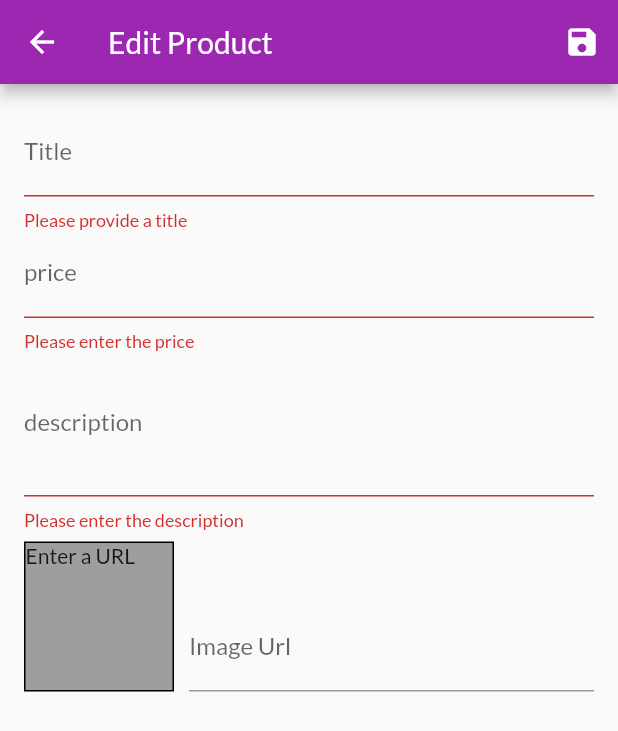
After one commit to lamissmessaoudi/MyShop-App, a Flutter app: the EditProductScreen screen opened by its route, after a tap on the "save" icon, on a phone screen of 412 x 824 dp. The commit adds this screen. Shown: the top 731 px of the screen. Run offline on Flutter 3.47's test engine with Material 2 defaults, Android fonts, the phone set to English and light mode, and no system bars; network calls fail.

Commit message:
Managing forms Adding new products

```diff
--- a/lib/main.dart
+++ b/lib/main.dart
@@ -5,6 +5,8 @@ import './screens/products_overview_screen.dart';
 import './screens/product_detail_screen.dart';
 import './screens/cart_screen.dart';
 import './screens/orders_screen.dart';
+import './screens/user_products_screen.dart';
+import './screens/edit_product_screen.dart';
 import './provider/products_provider.dart';
 import './provider/cart.dart';
 import './provider/orders.dart';
@@ -38,6 +40,8 @@ class MyApp extends StatelessWidget {
           ProductDetailScreen.routeName: (ctx) => ProductDetailScreen(),
           CartScreen.routeName: (ctx) => CartScreen(),
           OrdersScreen.routeName: (ctx) => OrdersScreen(),
+          UserProductsScreen.routeName: (ctx) => UserProductsScreen(),
+          EditProductScreen.routeName: (ctx) => EditProductScreen(),
         },
       ),
     );
--- a/lib/provider/products_provider.dart
+++ b/lib/provider/products_provider.dart
@@ -52,8 +52,15 @@ class Products with ChangeNotifier {
     return _items.firstWhere((prod) => prod.id == id);
   }
 
-  void addProduct() {
-    //_items.add(value);
+  void addProduct(Product product) {
+    final newProduct = Product(
+      title: product.title,
+      price: product.price,
+      description: product.description,
+      imageUrl: product.imageUrl,
+      id: DateTime.now().toString(),
+    );
+    _items.add(newProduct);
     notifyListeners();
   }
 }
--- /dev/null
+++ b/lib/screens/edit_product_screen.dart
@@ -0,0 +1,202 @@
+import 'package:flutter/material.dart';
+import 'package:provider/provider.dart';
+
+import '../provider/products_provider.dart';
+import '../provider/product.dart';
+
+class EditProductScreen extends StatefulWidget {
+  static const routeName = '/edit-products';
+
+  @override
+  _EditProductScreenState createState() => _EditProductScreenState();
+}
+
+class _EditProductScreenState extends State<EditProductScreen> {
+  final _priceFocusNode = FocusNode();
+  final _descriptionFocusNode = FocusNode();
+  final _imageUrlFocusNode = FocusNode();
+  final _imageUrlController = TextEditingController();
+  final _form = GlobalKey<FormState>();
+  var _editedProduct = Product(
+    id: null,
+    title: '',
+    description: '',
+    price: 0,
+    imageUrl: '',
+  );
+
+  @override
+  void initState() {
+    _imageUrlFocusNode.addListener(_updateImageUrl);
+    super.initState();
+  }
+
+  @override
+  void dispose() {
+    _imageUrlFocusNode.removeListener(_updateImageUrl);
+    _priceFocusNode.dispose();
+    _descriptionFocusNode.dispose();
+    _imageUrlFocusNode.dispose();
+
+    super.dispose();
+  }
+
+  void _updateImageUrl() {
+    if (!_imageUrlFocusNode.hasFocus) {
+      setState(() {});
+    }
+  }
+
+  void _saveForm() {
+    final isValid = _form.currentState.validate();
+
+    if (!isValid) {
+      return;
+    } else {
+      _form.currentState.save();
+      Provider.of<Products>(context, listen: false).addProduct(_editedProduct);
+      Navigator.of(context).pop();
+    }
+  }
+
+  @override
+  Widget build(BuildContext context) {
+    return Scaffold(
+      appBar: AppBar(
+        title: Text('Edit Product'),
+        actions: <Widget>[
+          IconButton(
+            icon: Icon(Icons.save),
+            onPressed: _saveForm,
+          ),
+        ],
+      ),
+      body: Padding(
+        padding: const EdgeInsets.all(16.0),
+        child: Form(
+          key: _form,
+          child: ListView(
+            children: <Widget>[
+              TextFormField(
+                decoration: InputDecoration(labelText: 'Title'),
+                textInputAction: TextInputAction.next,
+                onFieldSubmitted: (_) {
+                  FocusScope.of(context).requestFocus(_priceFocusNode);
+                },
+                onSaved: (value) {
+                  _editedProduct = Product(
+                    id: _editedProduct.id,
+                    title: value,
+                    description: _editedProduct.description,
+                    price: _editedProduct.price,
+                    imageUrl: _editedProduct.imageUrl,
+                  );
+                },
+                validator: (value) {
+                  if (value.isEmpty)
+                    return ("Please provide a title");
+                  else
+                    return null;
+                },
+              ),
+              TextFormField(
+                decoration: InputDecoration(labelText: 'price'),
+                textInputAction: TextInputAction.next,
+                keyboardType: TextInputType.number,
+                focusNode: _priceFocusNode,
+                onFieldSubmitted: (_) {
+                  FocusScope.of(context).requestFocus(_descriptionFocusNode);
+                },
+                onSaved: (value) {
+                  _editedProduct = Product(
+                    id: _editedProduct.id,
+                    title: _editedProduct.title,
+                    description: _editedProduct.description,
+                    price: double.parse(value),
+                    imageUrl: _editedProduct.imageUrl,
+                  );
+                },
+                validator: (value) {
+                  if (value.isEmpty) {
+                    return ("Please enter the price");
+                  }
+                  if (double.tryParse(value) == null) {
+                    return ("Please enter a valid price");
+                  }
+                  if (double.parse(value) <= 0) {
+                    return ("Price should be greater than 0");
+                  } else {
+                    return null;
+                  }
+                },
+              ),
+              TextFormField(
+                  decoration: InputDecoration(labelText: 'description'),
+                  maxLines: 3,
+                  keyboardType: TextInputType.multiline,
+                  focusNode: _descriptionFocusNode,
+                  onSaved: (value) {
+                    _editedProduct = Product(
+                      id: _editedProduct.id,
+                      title: _editedProduct.title,
+                      description: value,
+                      price: _editedProduct.price,
+                      imageUrl: _editedProduct.imageUrl,
+                    );
+                  },
+                  validator: (value) {
+                    if (value.isEmpty) {
+                      return ("Please enter the description");
+                    }
+                    if (value.length < 10) {
+                      return ("insufficient description");
+                    } else
+                      return null;
+                  }),
+              Row(
+                crossAxisAlignment: CrossAxisAlignment.end,
+                children: <Widget>[
+                  Container(
+                      height: 100,
+                      width: 100,
+                      margin: EdgeInsets.only(right: 10, top: 8),
+                      decoration: BoxDecoration(
+                        border: Border.all(width: 1),
+                        color: Colors.grey,
+                      ),
+                      child: _imageUrlController.text.isEmpty
+                          ? Text('Enter a URL')
+                          : FittedBox(
+                              child: Image.network(
+                                _imageUrlController.text,
+                                fit: BoxFit.cover,
+                              ),
+                            )),
+                  Expanded(
+                    child: TextFormField(
+                      decoration: InputDecoration(labelText: 'Image Url'),
+                      textInputAction: TextInputAction.done,
+                      keyboardType: TextInputType.url,
+                      onFieldSubmitted: (_) {
+                        _saveForm();
+                      },
+                      onSaved: (value) {
+                        _editedProduct = Product(
+                          id: _editedProduct.id,
+                          title: _editedProduct.title,
+                          description: _editedProduct.description,
+                          price: _editedProduct.price,
+                          imageUrl: value,
+                        );
+                      },
+                    ),
+                  )
+                ],
+              )
+            ],
+          ),
+        ),
+      ),
+    );
+  }
+}
--- a/lib/widgets/app_drawer.dart
+++ b/lib/widgets/app_drawer.dart
@@ -1,6 +1,8 @@
 import 'package:flutter/material.dart';
+import 'package:shop_app/widgets/user_product_item.dart';
 
 import '../screens/orders_screen.dart';
+import '../screens/user_products_screen.dart';
 
 class AppDrawer extends StatelessWidget {
   @override
@@ -28,6 +30,14 @@ class AppDrawer extends StatelessWidget {
               Navigator.of(context).pushNamed(OrdersScreen.routeName);
             },
           ),
+          Divider(),
+          ListTile(
+            leading: Icon(Icons.edit),
+            title: Text('Manage Products'),
+            onTap: () {
+              Navigator.of(context).pushNamed(UserProductsScreen.routeName);
+            },
+          ),
         ],
       ),
     );
```
Also changed, not shown: lib/screens/user_products_screen.dart (added, +45 -0 lines), lib/widgets/card_item.dart (+23 -0 lines), lib/widgets/user_product_item.dart (added, +34 -0 lines).
